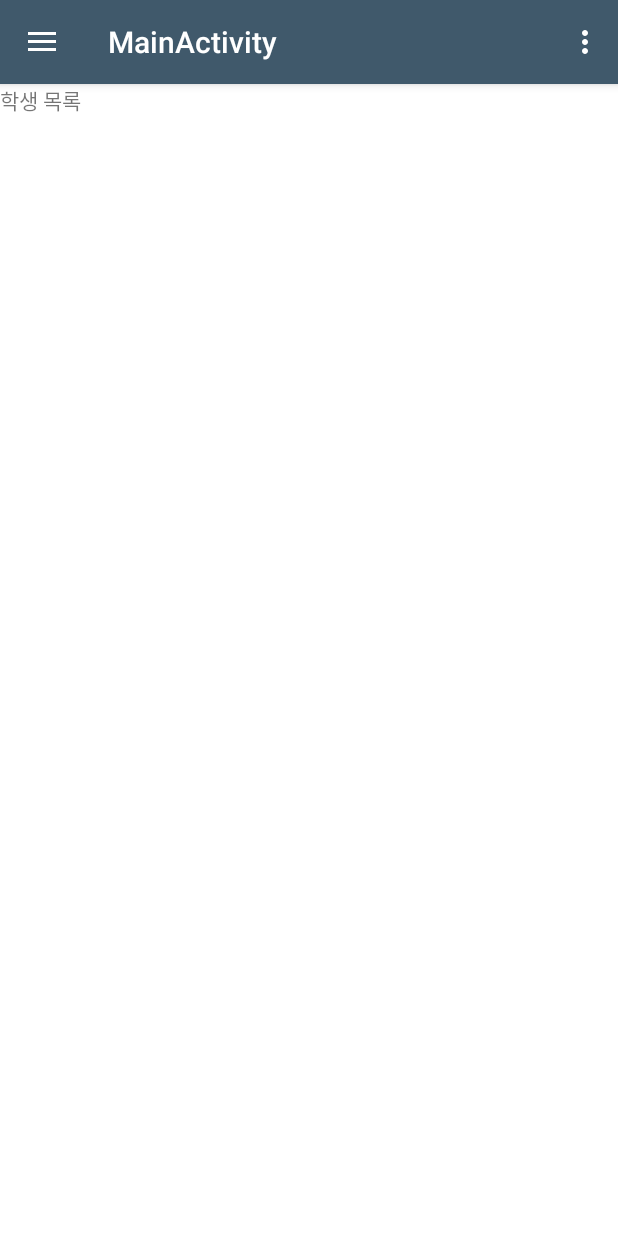
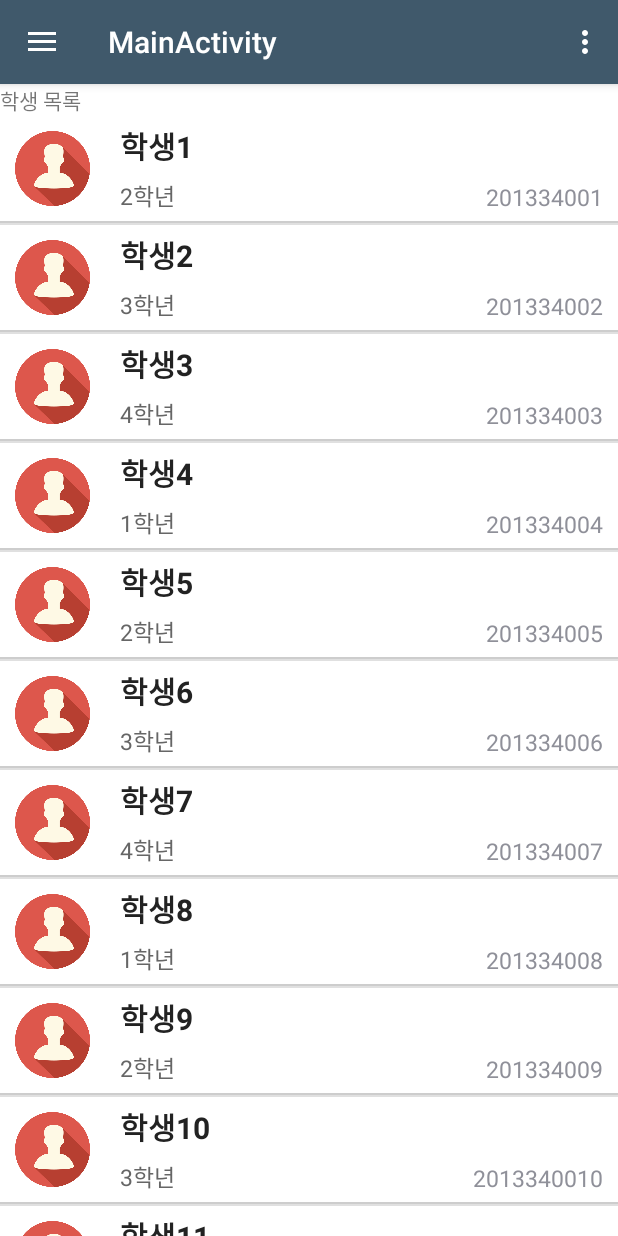
Before and after one commit to Mindo01/SKHUter_Android, an Android app: the fragment UserListFragment placed in its activity, in the options menu, after a tap on "Settings", on a phone screen of 412 x 824 dp. Run offline under Robolectric (Android 15) with nearby library versions, the phone set to English and light mode, and no system bars; pictures from the network do not load.

Commit message:
리스트뷰 + 어댑터 뷰 프래그먼트 : UserListFragment java & xml

```diff
--- a/SKHUter/app/src/main/java/com/classs/skhuter/view/UserListFragment.java
+++ b/SKHUter/app/src/main/java/com/classs/skhuter/view/UserListFragment.java
@@ -1,18 +1,26 @@
 package com.classs.skhuter.view;
 
-import android.content.Context;
-import android.net.Uri;
 import android.os.Bundle;
 import android.support.v4.app.Fragment;
 import android.view.LayoutInflater;
 import android.view.View;
 import android.view.ViewGroup;
+import android.widget.AdapterView;
+import android.widget.ListView;
 
 import com.classs.skhuter.R;
+import com.classs.skhuter.adapter.UserListAdapter;
+import com.classs.skhuter.domain.UserDTO;
+
+import java.util.ArrayList;
+import java.util.List;
 
 
 public class UserListFragment extends Fragment {
 
+    List<UserDTO> userDTOList = new ArrayList<UserDTO>();
+    ListView listView;
+    UserListAdapter userListAdapter;
     public UserListFragment() {
         // Required empty public constructor
     }
@@ -25,7 +33,34 @@ public class UserListFragment extends Fragment {
     @Override
     public View onCreateView(LayoutInflater inflater, ViewGroup container,
                              Bundle savedInstanceState) {
+        View v = inflater.inflate(R.layout.fragment_user_list, container, false);
+
+        // TODO 임시 데이터로 확인 : 추후 컨트롤러에서 받아온 리스트 사용
+        for (int i = 1; i < 16; i++) {
+            UserDTO userEx = new UserDTO();
+            userEx.setId("20133400"+i);
+            userEx.setGrade((i%4)+1);
+            userEx.setName("학생"+i);
+            userDTOList.add(userEx);
+        }
+
+        listView = (ListView) v.findViewById(R.id.lvUserList);
+        listView.setOnItemClickListener(mOnItemClickListener);
+        userListAdapter = new UserListAdapter(getActivity().getApplicationContext(),
+                R.layout.item_user_list,
+                userDTOList);
+        listView.setAdapter(userListAdapter);
+
         // Inflate the layout for this fragment
-        return inflater.inflate(R.layout.fragment_user_list, container, false);
+        return v;
     }
+
+    AdapterView.OnItemClickListener mOnItemClickListener = new AdapterView.OnItemClickListener() {
+        @Override
+        public void onItemClick(AdapterView<?> parent, View view, int position, long id) {
+            UserDTO nBean = userDTOList.get(position);
+            // 아이템 클릭 시 이벤트 작성
+
+        }
+    }; // end of ItemClickListener
 }
--- a/SKHUter/app/src/main/res/layout/fragment_user_list.xml
+++ b/SKHUter/app/src/main/res/layout/fragment_user_list.xml
@@ -6,9 +6,22 @@
     android:background="#FFFFFF">
 
     <!-- TODO: Update blank fragment layout -->
-    <TextView
+    <LinearLayout
         android:layout_width="match_parent"
         android:layout_height="match_parent"
-        android:text="학생 목록" />
+        android:orientation="vertical">
+
+        <TextView
+            android:id="@+id/textView2"
+            android:layout_width="match_parent"
+            android:layout_height="wrap_content"
+            android:text="학생 목록" />
+
+        <ListView
+            android:id="@+id/lvUserList"
+            android:layout_width="match_parent"
+            android:layout_height="match_parent" />
+    </LinearLayout>
+
 
 </FrameLayout>
```
